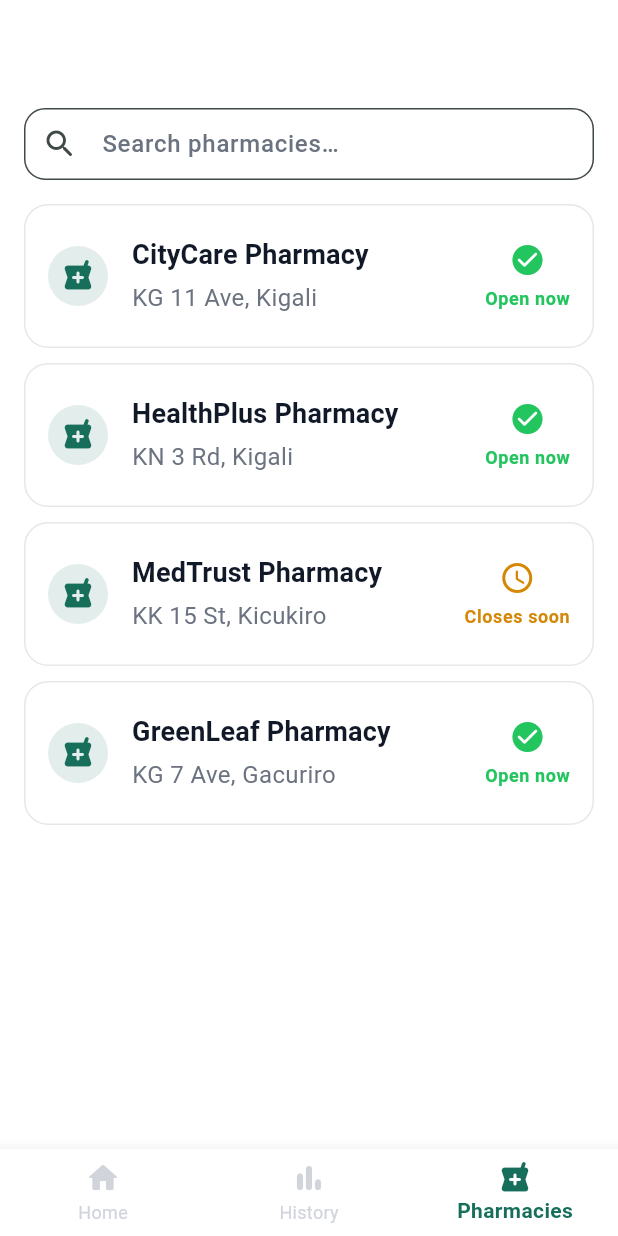
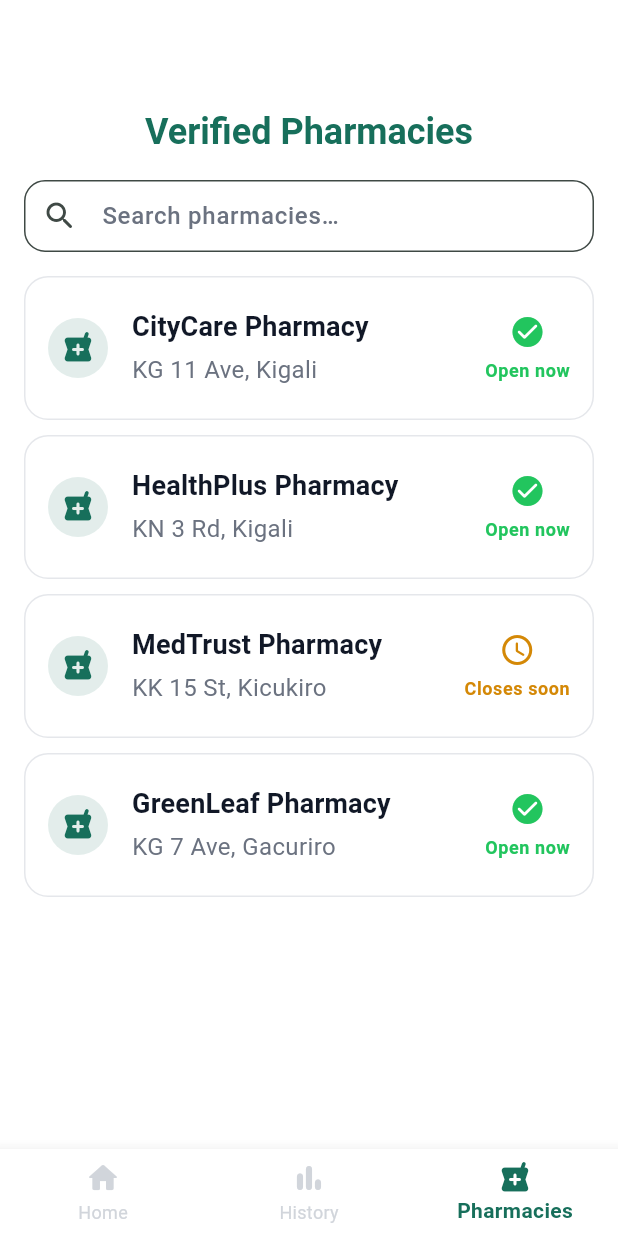
Before and after one commit to aoshingbesan/medguard, a Flutter app: the screen it shows after launch, item 3 of the bottom bar chosen, on a phone screen of 412 x 824 dp. Run offline on Flutter 3.47's test engine with Material 3 defaults, Android fonts, the phone set to English and light mode, and no system bars; our stand-ins replace shared_preferences.

Commit message:
Add headers to screens and fix syntax errors

```diff
--- a/frontend/lib/home_screen.dart
+++ b/frontend/lib/home_screen.dart
@@ -29,7 +29,7 @@ class _HomeScreenState extends State<HomeScreen> {
               text: TextSpan(
                 style: t.displaySmall?.copyWith(height: 1.25),
                 children: const [
-                  TextSpan(text: 'Verify your Medicine validity\nin '),
+                  TextSpan(text: 'Verify your Medicine validity in '),
                   TextSpan(
                     text: 'Seconds',
                     style: TextStyle(color: kBrandPrimary),
@@ -41,7 +41,7 @@ class _HomeScreenState extends State<HomeScreen> {
 
             // Caption (force exactly two lines max)
             const Text(
-              'Scan and verify your medication using our\nbarcode scanning feature',
+              'Scan and verify your medication using our barcode scanning feature',
               style: TextStyle(color: kTextSecondary, fontSize: 18, height: 1.35),
               maxLines: 2,
               overflow: TextOverflow.ellipsis,
--- a/frontend/lib/pharmacies_screen.dart
+++ b/frontend/lib/pharmacies_screen.dart
@@ -45,9 +45,20 @@ class _PharmaciesScreenState extends State<PharmaciesScreen> {
 
     return Column(
       children: [
+        // Header
+        Padding(
+          padding: const EdgeInsets.fromLTRB(16, 16, 16, 8),
+          child: Text(
+            'Verified Pharmacies',
+            style: t.headlineSmall?.copyWith(
+              fontWeight: FontWeight.w700,
+              color: kBrandPrimary,
+            ),
+          ),
+        ),
         // Search bar
         Padding(
-          padding: const EdgeInsets.fromLTRB(16, 16, 16, 8),
+          padding: const EdgeInsets.fromLTRB(16, 8, 16, 8),
           child: TextField(
             controller: _search,
             onChanged: (v) => setState(() => _q = v),
```
Also changed, not shown: frontend/lib/history_screen.dart (+22 -4 lines), 2 other files.
